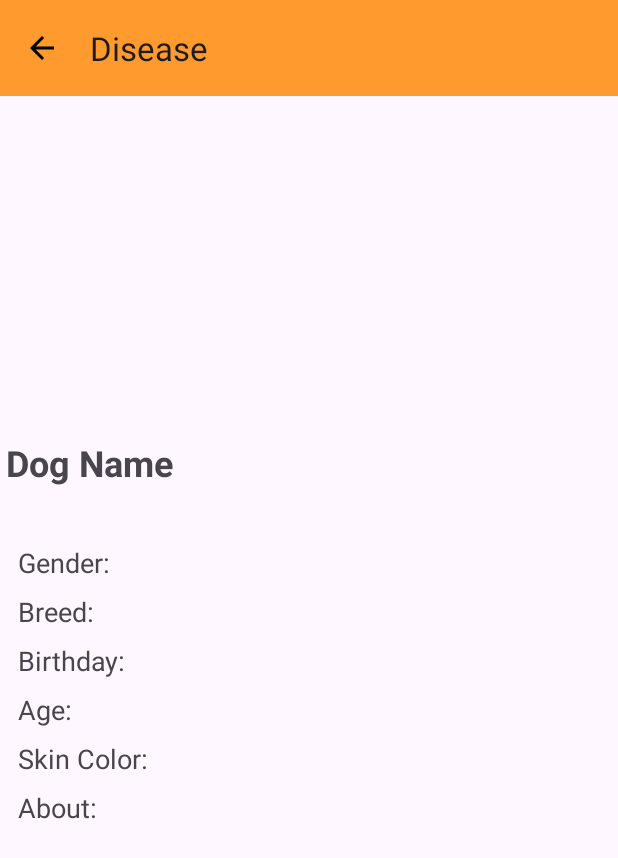
After one commit to Carepet-ID/carepet-id-android, an Android app: the DogsDetailActivity screen opened directly, with no data from a screen before it, on a phone screen of 412 x 824 dp. The commit adds this screen. Shown: the top 858 px of the screen. Run offline under Robolectric (Android 15) with nearby library versions, the phone set to English and light mode, and no system bars; network calls fail; pictures from the network do not load.

Commit message:
menambah fitur edit dogs, dan detail halaman dogs

```diff
--- a/app/build.gradle.kts
+++ b/app/build.gradle.kts
@@ -2,6 +2,7 @@ plugins {
     alias(libs.plugins.androidApplication)
     alias(libs.plugins.jetbrainsKotlinAndroid)
     id("kotlin-kapt")
+    id ("kotlin-parcelize")
 }
 
 android {
--- a/app/src/main/AndroidManifest.xml
+++ b/app/src/main/AndroidManifest.xml
@@ -21,6 +21,12 @@
         android:supportsRtl="true"
         android:theme="@style/Theme.CarePet"
         tools:targetApi="31">
+        <activity
+            android:name=".view.dogs.detail.DogsDetailActivity"
+            android:exported="false" />
+        <activity
+            android:name=".view.dogs.EditDogsActivity"
+            android:exported="false" />
         <activity
             android:name=".view.disease.detail.GetDiseaseActivity"
             android:exported="false" />
--- a/app/src/main/java/com/android/carepet/data/api/ApiService.kt
+++ b/app/src/main/java/com/android/carepet/data/api/ApiService.kt
@@ -94,11 +94,14 @@ interface ApiService {
     suspend fun updateDogDetail(
         @Header("Authorization") token: String,
         @Path("id") id: String,
-        @Part name: RequestBody,
-        @Part gender: RequestBody?,
-        @Part birthday: RequestBody?,
-        @Part photo: RequestBody?
-    ): DogResponse
+        @Part("name") name: RequestBody,
+        @Part("gender") gender: RequestBody?,
+        @Part("birthday") birthday: RequestBody?,
+        @Part("age") age: RequestBody?,
+        @Part("breed") breed: RequestBody?,
+        @Part("about") about: RequestBody?,
+        @Part photo: MultipartBody.Part?
+    ): Response<DogResponse>
 
     @DELETE("dog/{id}")
     suspend fun deleteDog(
--- a/app/src/main/java/com/android/carepet/data/response/DogResponse.kt
+++ b/app/src/main/java/com/android/carepet/data/response/DogResponse.kt
@@ -1,5 +1,9 @@
 package com.android.carepet.data.response
 
+import android.os.Parcelable
+import kotlinx.parcelize.Parcelize
+
+@Parcelize
 data class DogResponse(
 	val id: String,
 	val photo: String,
@@ -10,7 +14,7 @@ data class DogResponse(
 	val breed: String,
 	val skinColor: String,
 	val gender: String
-)
+) : Parcelable
 
 data class DeleteDogResponse(
 	val success: Boolean,
--- /dev/null
+++ b/app/src/main/java/com/android/carepet/view/dogs/detail/DogsDetailActivity.kt
@@ -0,0 +1,84 @@
+package com.android.carepet.view.dogs.detail
+
+import android.os.Bundle
+import android.widget.ImageView
+import android.widget.TextView
+import androidx.appcompat.app.AppCompatActivity
+import com.android.carepet.R
+import com.android.carepet.data.api.ApiConfig
+import com.android.carepet.data.api.ApiService
+import com.android.carepet.data.pref.UserPreference
+import com.android.carepet.data.response.DogResponse
+import com.bumptech.glide.Glide
+import kotlinx.coroutines.CoroutineScope
+import kotlinx.coroutines.Dispatchers
+import kotlinx.coroutines.flow.firstOrNull
+import kotlinx.coroutines.launch
+import kotlinx.coroutines.withContext
+
+class DogsDetailActivity : AppCompatActivity() {
+
+    private lateinit var imageViewDogPhoto: ImageView
+    private lateinit var textViewDogName: TextView
+    private lateinit var textViewDogGender: TextView
+    private lateinit var textViewDogBreed: TextView
+    private lateinit var textViewDogBirthday: TextView
+    private lateinit var textViewDogAge: TextView
+    private lateinit var textViewDogSkinColor: TextView
+    private lateinit var textViewDogAbout: TextView
+    private lateinit var apiService: ApiService
+
+    override fun onCreate(savedInstanceState: Bundle?) {
+        super.onCreate(savedInstanceState)
+        setContentView(R.layout.activity_dogs_detail)
+
+        imageViewDogPhoto = findViewById(R.id.imageViewDogPhotoDetail)
+        textViewDogName = findViewById(R.id.textViewDogNameDetail)
+        textViewDogGender = findViewById(R.id.textViewDogGenderDetail)
+        textViewDogBreed = findViewById(R.id.textViewDogBreedDetail)
+        textViewDogBirthday = findViewById(R.id.textViewDogBirthdayDetail)
+        textViewDogAge = findViewById(R.id.textViewDogAgeDetail)
+        textViewDogSkinColor = findViewById(R.id.textViewDogSkinColorDetail)
+        textViewDogAbout = findViewById(R.id.textViewDogAboutDetail)
+
+        apiService = ApiConfig.getApiService(this)
+
+        val dogId = intent.getStringExtra("dog_id")
+        fetchDogDetails(dogId)
+    }
+
+    private fun fetchDogDetails(dogId: String?) {
+        dogId?.let {
+            CoroutineScope(Dispatchers.IO).launch {
+                try {
+                    val token = getAuthToken()
+                    if (token.isNotEmpty()) {
+                        val dog = apiService.getDogDetail(token, dogId)
+                        withContext(Dispatchers.Main) {
+                            displayDogDetails(dog)
+                        }
+                    }
+                } catch (e: Exception) {
+                    e.printStackTrace()
+                }
+            }
+        }
+    }
+
+    private fun displayDogDetails(dog: DogResponse) {
+        Glide.with(this).load(dog.photo).into(imageViewDogPhoto)
+        textViewDogName.text = dog.name
+        textViewDogGender.text = dog.gender
+        textViewDogBreed.text = dog.breed
+        textViewDogBirthday.text = dog.birthday
+        textViewDogAge.text = dog.age.toString()
+        textViewDogSkinColor.text = dog.skinColor
+        textViewDogAbout.text = dog.about
+    }
+
+    private suspend fun getAuthToken(): String {
+        val userPreference = UserPreference.getInstance(this)
+        val user = userPreference.getSession().firstOrNull()
+        return user?.token ?: ""
+    }
+}
--- a/app/src/main/res/layout/activity_add_dogs.xml
+++ b/app/src/main/res/layout/activity_add_dogs.xml
@@ -71,6 +71,8 @@
         android:id="@+id/buttonSelectPhoto"
         android:layout_width="match_parent"
         android:layout_height="wrap_content"
+        android:backgroundTint="@color/orange"
+        android:textColor="@color/white"
         android:text="Select Photo"
         android:layout_marginTop="16dp" />
 
@@ -79,6 +81,8 @@
         android:layout_width="wrap_content"
         android:layout_height="wrap_content"
         android:text="Add Dog"
+        android:backgroundTint="@color/lavender"
+        android:textColor="@color/white"
         android:layout_gravity="center"
         android:layout_marginTop="16dp"/>
 </LinearLayout>
--- /dev/null
+++ b/app/src/main/res/layout/activity_dogs_detail.xml
@@ -0,0 +1,163 @@
+<?xml version="1.0" encoding="utf-8"?>
+<LinearLayout xmlns:android="http://schemas.android.com/apk/res/android"
+    xmlns:app="http://schemas.android.com/apk/res-auto"
+    android:layout_width="match_parent"
+    android:layout_height="match_parent"
+    android:orientation="vertical">
+
+    <androidx.appcompat.widget.Toolbar
+        android:id="@+id/toolbar"
+        android:layout_width="match_parent"
+        android:layout_height="?attr/actionBarSize"
+        android:background="?attr/colorSecondary"
+        android:theme="@style/ThemeOverlay.AppCompat.ActionBar"
+        app:title="Disease"
+        app:navigationIcon="@drawable/ic_back_arrow" />
+
+    <ImageView
+        android:id="@+id/imageViewDogPhotoDetail"
+        android:layout_width="match_parent"
+        android:layout_height="200dp"
+        android:layout_marginTop="10dp"
+        android:contentDescription="Dog Photo"
+        android:scaleType="centerCrop" />
+
+    <TextView
+        android:id="@+id/textViewDogNameDetail"
+        android:layout_width="match_parent"
+        android:layout_height="wrap_content"
+        android:text="Dog Name"
+        android:textSize="24sp"
+        android:padding="2dp"
+        android:layout_marginLeft="2dp"
+        android:textStyle="bold"
+        android:layout_marginTop="16dp" />
+
+    <LinearLayout
+        android:layout_width="match_parent"
+        android:layout_height="wrap_content"
+        android:orientation="vertical"
+        android:layout_marginTop="16dp"
+        android:padding="12dp">
+
+        <LinearLayout
+            android:layout_width="match_parent"
+            android:layout_height="wrap_content"
+            android:orientation="horizontal"
+            android:layout_marginTop="8dp">
+
+            <TextView
+                android:layout_width="0dp"
+                android:layout_height="wrap_content"
+                android:layout_weight="1"
+                android:text="Gender:"
+                android:textSize="18sp" />
+
+            <TextView
+                android:id="@+id/textViewDogGenderDetail"
+                android:layout_width="0dp"
+                android:layout_height="wrap_content"
+                android:layout_weight="1"
+                android:textSize="18sp" />
+        </LinearLayout>
+
+        <LinearLayout
+            android:layout_width="match_parent"
+            android:layout_height="wrap_content"
+            android:orientation="horizontal"
+            android:layout_marginTop="8dp">
+
+            <TextView
+                android:layout_width="0dp"
+                android:layout_height="wrap_content"
+                android:layout_weight="1"
+                android:text="Breed:"
+                android:textSize="18sp" />
+
+            <TextView
+                android:id="@+id/textViewDogBreedDetail"
+                android:layout_width="0dp"
+                android:layout_height="wrap_content"
+                android:layout_weight="1"
+                android:textSize="18sp" />
+        </LinearLayout>
+
+        <LinearLayout
+            android:layout_width="match_parent"
+            android:layout_height="wrap_content"
+            android:orientation="horizontal"
+            android:layout_marginTop="8dp">
+
+            <TextView
+                android:layout_width="0dp"
+                android:layout_height="wrap_content"
+                android:layout_weight="1"
+                android:text="Birthday:"
+                android:textSize="18sp" />
+
+            <TextView
+                android:id="@+id/textViewDogBirthdayDetail"
+                android:layout_width="0dp"
+                android:layout_height="wrap_content"
+                android:layout_weight="1"
+                android:textSize="18sp" />
+        </LinearLayout>
+
+        <LinearLayout
+            android:layout_width="match_parent"
+            android:layout_height="wrap_content"
+            android:orientation="horizontal"
+            android:layout_marginTop="8dp">
+
+            <TextView
+                android:layout_width="0dp"
+                android:layout_height="wrap_content"
+                android:layout_weight="1"
+                android:text="Age:"
+                android:textSize="18sp" />
+
+            <TextView
+                android:id="@+id/textViewDogAgeDetail"
+                android:layout_width="0dp"
+                android:layout_height="wrap_content"
+                android:layout_weight="1"
+                android:textSize="18sp" />
+        </LinearLayout>
+
+        <LinearLayout
+            android:layout_width="match_parent"
+            android:layout_height="wrap_content"
+            android:orientation="horizontal"
+            android:layout_marginTop="8dp">
+
+            <TextView
+                android:layout_width="0dp"
+                android:layout_height="wrap_content"
+                android:layout_weight="1"
+                android:text="Skin Color:"
+                android:textSize="18sp" />
+
+            <TextView
+                android:id="@+id/textViewDogSkinColorDetail"
+                android:layout_width="0dp"
+                android:layout_height="wrap_content"
+                android:layout_weight="1"
+                android:textSize="18sp" />
+        </LinearLayout>
+
+        <TextView
+            android:id="@+id/textViewDogAboutLabel"
+            android:layout_width="match_parent"
+            android:layout_height="wrap_content"
+            android:text="About:"
+            android:textSize="18sp"
+            android:layout_marginTop="8dp" />
+
+        <TextView
+            android:id="@+id/textViewDogAboutDetail"
+            android:layout_width="match_parent"
+            android:layout_height="wrap_content"
+            android:textSize="18sp"
+            android:layout_marginTop="8dp" />
+    </LinearLayout>
+</LinearLayout>
--- a/app/src/main/res/layout/activity_get_disease.xml
+++ b/app/src/main/res/layout/activity_get_disease.xml
@@ -14,7 +14,7 @@
         android:background="?attr/colorSecondary"
         android:theme="@style/ThemeOverlay.AppCompat.ActionBar"
         app:layout_constraintTop_toTopOf="parent"
-        app:title="Disease"
+        app:title="Detail Dogs"
         app:navigationIcon="@drawable/ic_back_arrow" />
 
     <androidx.core.widget.NestedScrollView
--- a/app/src/main/res/layout/fragment_dogs.xml
+++ b/app/src/main/res/layout/fragment_dogs.xml
@@ -50,6 +50,7 @@
         android:id="@+id/recyclerViewDogs"
         android:layout_width="match_parent"
         android:layout_height="0dp"
+        android:layout_marginBottom="70dp"
         android:layout_weight="1"
         android:padding="15dp"/>
 </LinearLayout>
--- a/app/src/main/res/values/colors.xml
+++ b/app/src/main/res/values/colors.xml
@@ -6,4 +6,5 @@
     <color name="opacity_orange">#2CFF9A2F</color>
     <color name="lavender">#8692f7</color>
     <color name="wht">#FDF6FE</color>
+    <color name="red">#8BFF0000</color>
 </resources>
```
Also changed, not shown: app/src/main/java/com/android/carepet/dashboard/fragment/AccountFragment.kt (+0 -13 lines), app/src/main/java/com/android/carepet/dashboard/fragment/DogsFragment.kt (+28 -3 lines), app/src/main/java/com/android/carepet/view/dogs/DogsAdapter.kt (+14 -2 lines), app/src/main/java/com/android/carepet/view/dogs/EditDogsActivity.kt (added, +222 -0 lines), app/src/main/res/layout/fragment_account.xml (+0 -8 lines), app/src/main/res/layout/item_dog.xml (+36 -2 lines).
